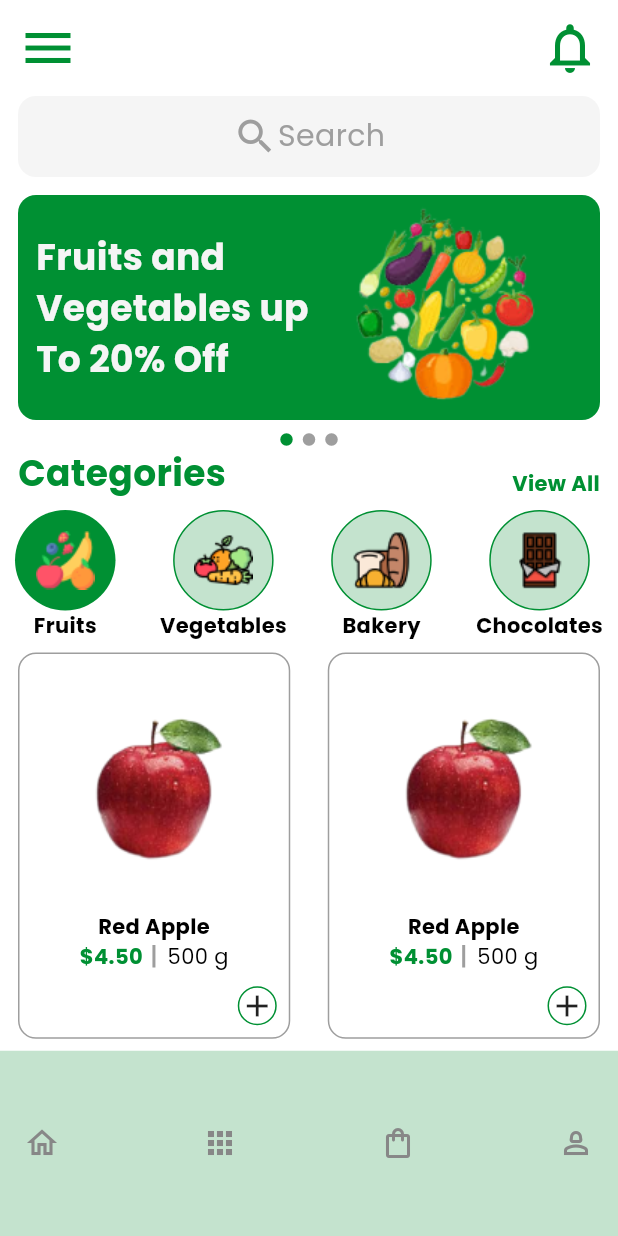
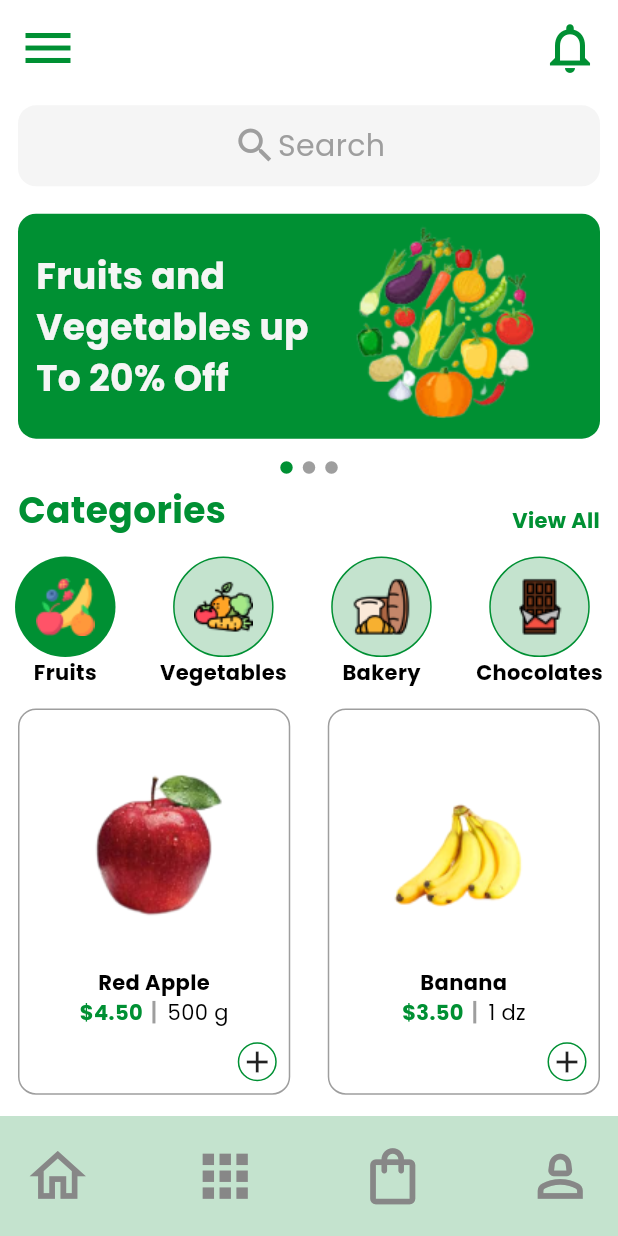
Before and after one commit to farazhub/grocery_app, a Flutter app: the HomeScreen screen opened directly, on a phone screen of 412 x 824 dp. Run offline on Flutter 3.47's test engine with Material 3 defaults, Android fonts, the light colour scheme and no system bars; missing offline and left inert: dart:ffi.

Commit message:
changes fromlate night 11 june

```diff
--- a/lib/home_screen.dart
+++ b/lib/home_screen.dart
@@ -38,7 +38,7 @@ class _HomeScreenState extends State<HomeScreen> {
                 ),
               ),
               Padding(
-                padding: const EdgeInsets.fromLTRB(12,0,12,0),
+                padding: const EdgeInsets.fromLTRB(12, 0, 12, 0),
                 child: Expanded(
                   child: Container(
                     decoration: BoxDecoration(
@@ -69,7 +69,7 @@ class _HomeScreenState extends State<HomeScreen> {
                 ),
               ),
               Padding(
-                padding: const EdgeInsets.fromLTRB(12,12,12,8),
+                padding: const EdgeInsets.fromLTRB(12, 12, 12, 8),
                 child: Expanded(
                   flex: 3,
                   child: Container(
@@ -130,7 +130,7 @@ class _HomeScreenState extends State<HomeScreen> {
                 ],
               ),
               Padding(
-                padding: const EdgeInsets.fromLTRB(12,0,12,0),
+                padding: const EdgeInsets.fromLTRB(12, 0, 12, 0),
                 child: Expanded(
                   child: Row(
                     crossAxisAlignment: CrossAxisAlignment.end,
@@ -156,7 +156,7 @@ class _HomeScreenState extends State<HomeScreen> {
                 ),
               ),
               Padding(
-                padding: const EdgeInsets.fromLTRB(10,8,10,0),
+                padding: const EdgeInsets.fromLTRB(10, 8, 10, 0),
                 child: Row(
                   mainAxisAlignment: MainAxisAlignment.spaceBetween,
                   children: [
@@ -263,7 +263,7 @@ class _HomeScreenState extends State<HomeScreen> {
                 ),
               ),
               Padding(
-                padding: const EdgeInsets.fromLTRB(12,8,12,8),
+                padding: const EdgeInsets.fromLTRB(12, 8, 12, 8),
                 child: Expanded(
                   child: Row(
                     children: [
@@ -340,10 +340,10 @@ class _HomeScreenState extends State<HomeScreen> {
                               crossAxisAlignment: CrossAxisAlignment.stretch,
                               children: [
                                 Image(
-                                  image: AssetImage('images/home_apple.png'),
+                                  image: AssetImage('images/home_banana.png'),
                                 ),
                                 Text(
-                                  'Red Apple',
+                                  'Banana',
                                   textAlign: TextAlign.center,
                                   style: TextStyle(
                                     fontWeight: FontWeight.bold,
@@ -353,7 +353,7 @@ class _HomeScreenState extends State<HomeScreen> {
                                   mainAxisAlignment: MainAxisAlignment.center,
                                   children: [
                                     Text(
-                                      "\$4.50  ",
+                                      "\$3.50  ",
                                       style: TextStyle(
                                         color: Kgreen,
                                         fontWeight: FontWeight.bold,
@@ -364,7 +364,7 @@ class _HomeScreenState extends State<HomeScreen> {
                                       height: 15,
                                       color: Colors.grey,
                                     ),
-                                    Text('  500 g'),
+                                    Text('  1 dz'),
                                   ],
                                 ),
                                 SizedBox(
@@ -391,19 +391,32 @@ class _HomeScreenState extends State<HomeScreen> {
                   ),
                 ),
               ),
-              Expanded(
-                child: BottomAppBar(
-                  color: Kaqua,
-                  height: 50,
-                  child: Row(
-                    mainAxisAlignment: MainAxisAlignment.spaceBetween,
-                    children: [
-                      Icon(Icons.home_outlined, color: Color(0xFF878787),),
-                      Icon(Icons.apps_outlined, color: Color(0xFF878787),),
-                      Icon(Icons.shopping_bag_outlined, color: Color(0xFF878787),),
-                      Icon(Icons.person_2_outlined, color: Color(0xFF878787),),
-                    ],
-                  ),
+              BottomAppBar(
+                color: Kaqua,
+                child: Row(
+                  mainAxisAlignment: MainAxisAlignment.spaceBetween,
+                  children: [
+                    Icon(
+                      Icons.home_outlined,
+                      size: 45,
+                      color: Color(0xFF878787),
+                    ),
+                    Icon(
+                      Icons.apps_outlined,
+                      size: 45,
+                      color: Color(0xFF878787),
+                    ),
+                    Icon(
+                      Icons.shopping_bag_outlined,
+                      size: 45,
+                      color: Color(0xFF878787),
+                    ),
+                    Icon(
+                      Icons.person_2_outlined,
+                      size: 45,
+                      color: Color(0xFF878787),
+                    ),
+                  ],
                 ),
               ),
             ],
--- a/lib/location_screen.dart
+++ b/lib/location_screen.dart
@@ -1,5 +1,6 @@
 import 'package:flutter/material.dart';
 import 'package:grocery_app/constants.dart';
+import 'package:grocery_app/home_screen.dart';
 import 'package:grocery_app/outlined_button.dart';
 
 class LocationScreen extends StatelessWidget {
@@ -35,7 +36,9 @@ class LocationScreen extends StatelessWidget {
               SizedBox(
                 height: 15,
               ),
-              newOutlinedButton(onPressed: (){}, buttonText: 'Allow Location Access', buttonBackgroundColor: Kgreen, buttonTextColor: Kwhite),
+              newOutlinedButton(onPressed: (){
+                Navigator.push(context, MaterialPageRoute(builder: (context)=> HomeScreen(),),);
+              }, buttonText: 'Allow Location Access', buttonBackgroundColor: Kgreen, buttonTextColor: Kwhite),
               SizedBox(
                 height: 15,
               ),
--- a/lib/main.dart
+++ b/lib/main.dart
@@ -1,14 +1,11 @@
 import 'package:flutter/material.dart';
-import 'package:grocery_app/home_screen.dart';
 import 'splash_screen.dart';
 
 void main() {
   runApp(const MyApp());
 }
-
 class MyApp extends StatelessWidget {
   const MyApp({super.key});
-
   @override
   Widget build(BuildContext context) {
     return MaterialApp(
@@ -17,8 +14,7 @@ class MyApp extends StatelessWidget {
             colorScheme: ColorScheme.light(),
             fontFamily: 'Poppins'),
         home: Scaffold(
-          body: HomeScreen(),
-          // body: SplashScreen(),
+          body: SplashScreen(),
           ),
         );
   }
--- a/lib/signup_screen.dart
+++ b/lib/signup_screen.dart
@@ -1,4 +1,5 @@
 import 'package:flutter/material.dart';
+import 'package:grocery_app/location_screen.dart';
 import 'package:grocery_app/login_screen.dart';
 import 'package:grocery_app/outlined_button.dart';
 import 'input_box.dart';
@@ -128,7 +129,7 @@ class _SignupPageState extends State<SignupPage> {
                         Navigator.push(
                           context,
                           MaterialPageRoute(
-                            builder: (context) => ForgetScreen(),
+                            builder: (context) => LocationScreen(),
                           ),
                         );},
                       buttonText: 'Signup',
```
Also changed, not shown: lib/login_screen.dart (+17 -10 lines).
